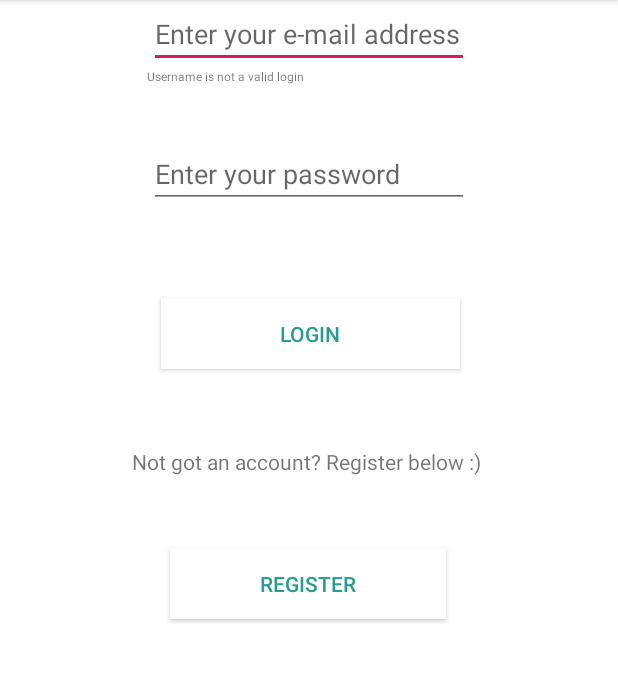
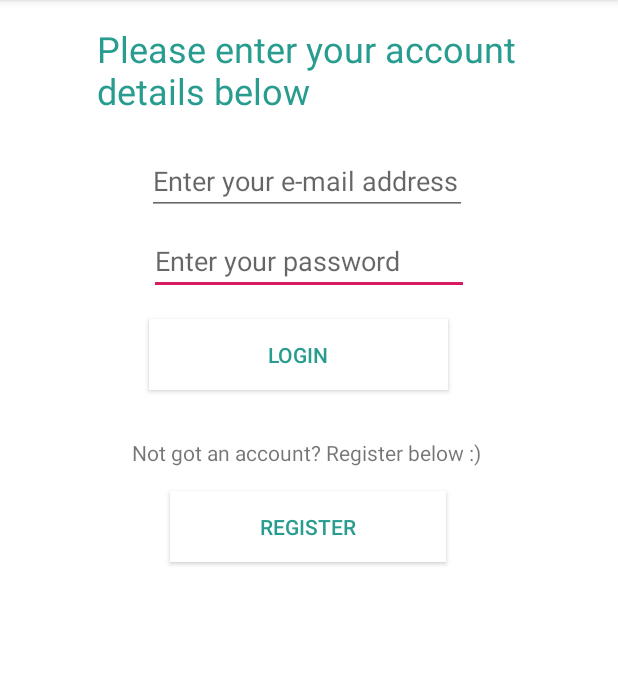
Before and after one commit to jonnybowen/BeStoneAlpha, an Android app: the screen it shows after launch (loginActivity), after a tap on "LOGIN/REGISTER", on a phone screen of 412 x 824 dp, the part 84-766 px from its top. Run offline under Robolectric (Android 15) with nearby library versions, the phone set to English and light mode, and no system bars; Roboto replaces fonts that are not available here.

Commit message:
Updates to back-end
Unsolved crash upon login. (null ref)

```diff
--- a/app/src/main/java/com/example/bestonealpha/loginActivity.java
+++ b/app/src/main/java/com/example/bestonealpha/loginActivity.java
@@ -4,23 +4,40 @@ import androidx.appcompat.app.AppCompatActivity;
 
 import android.content.Intent;
 import android.os.Bundle;
-import android.view.Menu;
-import android.view.MenuItem;
 import android.view.View;
 import android.widget.Button;
 import android.widget.EditText;
 
-import androidx.appcompat.app.AppCompatActivity;
 import androidx.appcompat.app.AppCompatDelegate;
 
 public class loginActivity extends AppCompatActivity {
 
-
+    // Declare variable
+    String emailString;
+    String passwordString;
 
     // Declare views/editTexts/Buttons
     EditText email;
     EditText password;
     Button register;
+    Button login;
+
+    public String getEmailString() {
+        return emailString;
+    }
+
+    public void setEmailString(String emailIn) {
+        emailString = emailIn;
+    }
+
+    public String getPasswordString() {
+        return passwordString;
+    }
+
+    public void setPasswordString(String passIn) {
+        passwordString = passIn;
+    }
+
 
 
     @Override
@@ -37,20 +54,28 @@ public class loginActivity extends AppCompatActivity {
         }
 
         //Initialise buttons/views
-        email = findViewById(R.id.emailEdit);
-        password = findViewById(R.id.passwordEdit);
-        register = findViewById(R.id.loginRegisterButton);
-
-        setContentView(R.layout.activity_main);
+        email = (EditText)findViewById(R.id.EmailEditLogin);
+        password = (EditText)findViewById(R.id.passwordEditLogin);
+        register = (Button)findViewById(R.id.loginRegisterButton);
+        login = (Button)findViewById(R.id.submitLoginButton)
+;
+      //  setContentView(R.layout.activity_main); - seems useless, can we delete?
         setContentView(R.layout.activity_login);
         getSupportActionBar().setDisplayHomeAsUpEnabled(true);
 
-        Button submitLoginButton = findViewById(R.id.submitLoginButton);
-        submitLoginButton.setOnClickListener(new View.OnClickListener() {
+
+        //Submit Login Button
+        login = findViewById(R.id.submitLoginButton);
+        login.setOnClickListener(new View.OnClickListener() {
             @Override
             public void onClick(View v) {
+
+                //Initialise Strings
+                emailString = email.getText().toString();
+                passwordString = password.getText().toString();
+
                 //Create User
-                User currentUser = new User(email.toString(), password.toString());
+                User currentUser = new User(emailString, passwordString);
 
                 Intent searchScreen = new Intent(getApplicationContext(), searchActivity.class);
                 searchScreen.putExtra("user", currentUser);
@@ -59,13 +84,13 @@ public class loginActivity extends AppCompatActivity {
         });
 
        // Register Button
-        register.setOnClickListener(new View.OnClickListener() {
-            @Override
-            public void onClick(View v) {
-                Intent registerScreen = new Intent(getApplicationContext(), registerActivity.class);
-                startActivity(registerScreen);
-            }
-        });
+   //     register.setOnClickListener(new View.OnClickListener() {
+   //         @Override
+   //         public void onClick(View v) {
+  //              Intent registerScreen = new Intent(getApplicationContext(), registerActivity.class);
+  //              startActivity(registerScreen);
+   //         }
+  //      });
 
     }
 }
--- a/app/src/main/res/layout/activity_login.xml
+++ b/app/src/main/res/layout/activity_login.xml
@@ -8,69 +8,35 @@
     tools:context=".loginActivity">
 
     <EditText
-        android:id="@+id/emailEdit"
+        android:id="@+id/passwordEditLogin"
         android:layout_width="wrap_content"
         android:layout_height="wrap_content"
-        android:layout_marginStart="8dp"
-        android:layout_marginLeft="8dp"
-        android:layout_marginEnd="8dp"
-        android:layout_marginRight="8dp"
+        android:layout_marginTop="8dp"
         android:ems="10"
-        android:hint="Enter your e-mail address"
+        android:hint="Enter your password"
         android:inputType="textPersonName"
         app:layout_constraintEnd_toEndOf="parent"
         app:layout_constraintStart_toStartOf="parent"
-        tools:layout_editor_absoluteY="125dp" />
-
-    <Button
-        android:id="@+id/submitLoginButton"
-        android:layout_width="199dp"
-        android:layout_height="47dp"
-        android:layout_marginStart="8dp"
-        android:layout_marginLeft="8dp"
-        android:layout_marginTop="60dp"
-        android:background="?attr/bgColor"
-        android:text="Login"
-        android:textColor="?attr/textColor"
-        app:layout_constraintEnd_toEndOf="@+id/passwordEdit"
-        app:layout_constraintHorizontal_bias="0.0"
-        app:layout_constraintStart_toStartOf="@+id/passwordEdit"
-        app:layout_constraintTop_toBottomOf="@+id/passwordEdit" />
-
-    <EditText
-        android:id="@+id/passwordEdit"
-        android:layout_width="wrap_content"
-        android:layout_height="wrap_content"
-        android:layout_marginTop="48dp"
-        android:ems="10"
-        android:hint="Enter your password"
-        android:inputType="textPersonName"
-        app:layout_constraintEnd_toEndOf="@+id/emailEdit"
-        app:layout_constraintHorizontal_bias="0.0"
-        app:layout_constraintStart_toStartOf="@+id/emailEdit"
-        app:layout_constraintTop_toBottomOf="@+id/emailEdit" />
+        app:layout_constraintTop_toBottomOf="@+id/EmailEditLogin" />
 
     <TextView
         android:id="@+id/textView2"
         android:layout_width="282dp"
         android:layout_height="74dp"
-        android:layout_marginTop="8dp"
-        android:layout_marginBottom="32dp"
+        android:layout_marginTop="16dp"
         android:text="Please enter your account details below"
         android:textColor="?attr/textColor"
         android:textSize="24sp"
-        app:layout_constraintBottom_toTopOf="@+id/emailEdit"
         app:layout_constraintEnd_toEndOf="parent"
         app:layout_constraintHorizontal_bias="0.496"
         app:layout_constraintStart_toStartOf="parent"
-        app:layout_constraintTop_toTopOf="parent"
-        app:layout_constraintVertical_bias="1.0" />
+        app:layout_constraintTop_toTopOf="parent" />
 
     <Button
         android:id="@+id/loginRegisterButton"
         android:layout_width="184dp"
         android:layout_height="47dp"
-        android:layout_marginTop="48dp"
+        android:layout_marginTop="16dp"
         android:background="?attr/bgColor"
         android:text="Register"
         android:textColor="?attr/textColor"
@@ -79,25 +45,40 @@
         app:layout_constraintStart_toStartOf="parent"
         app:layout_constraintTop_toBottomOf="@+id/textView4" />
 
+    <EditText
+        android:id="@+id/EmailEditLogin"
+        android:layout_width="wrap_content"
+        android:layout_height="wrap_content"
+        android:layout_marginTop="8dp"
+        android:ems="10"
+        android:hint="Enter your e-mail address"
+        android:inputType="textPersonName"
+        app:layout_constraintEnd_toEndOf="parent"
+        app:layout_constraintHorizontal_bias="0.494"
+        app:layout_constraintStart_toStartOf="parent"
+        app:layout_constraintTop_toBottomOf="@+id/textView2" />
+
     <TextView
         android:id="@+id/textView4"
         android:layout_width="wrap_content"
         android:layout_height="wrap_content"
-        android:layout_marginTop="52dp"
+        android:layout_marginTop="32dp"
         android:text="Not got an account? Register below :) "
         app:layout_constraintEnd_toEndOf="parent"
         app:layout_constraintStart_toStartOf="parent"
         app:layout_constraintTop_toBottomOf="@+id/submitLoginButton" />
 
-    <TextView
-        android:id="@+id/textView7"
-        android:layout_width="wrap_content"
-        android:layout_height="wrap_content"
-        android:text="Username is not a valid login"
-        android:textSize="8sp"
+    <Button
+        android:id="@+id/submitLoginButton"
+        android:layout_width="199dp"
+        android:layout_height="47dp"
+        android:layout_marginTop="16dp"
+        android:background="?attr/bgColor"
+        android:text="Login"
+        android:textColor="?attr/textColor"
         app:layout_constraintEnd_toEndOf="parent"
-        app:layout_constraintHorizontal_bias="0.318"
+        app:layout_constraintHorizontal_bias="0.466"
         app:layout_constraintStart_toStartOf="parent"
-        app:layout_constraintTop_toBottomOf="@+id/emailEdit" />
+        app:layout_constraintTop_toBottomOf="@+id/passwordEditLogin" />
 
 </androidx.constraintlayout.widget.ConstraintLayout>
```
Also changed, not shown: app/src/main/java/com/example/bestonealpha/registerActivity.java (+4 -6 lines), app/src/main/res/layout/activity_register.xml (+36 -37 lines).
